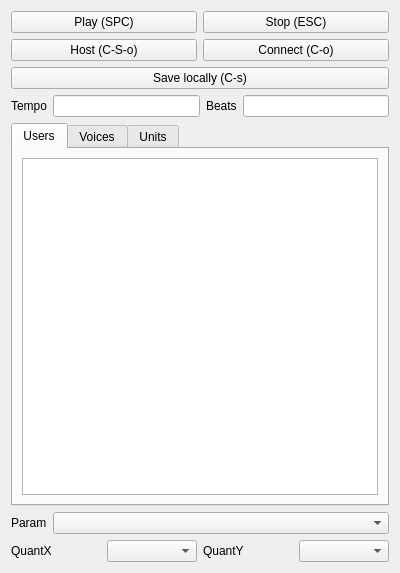
Old version of the form src/editor/SideMenu.ui in the repository yuxshao/ptcollab.
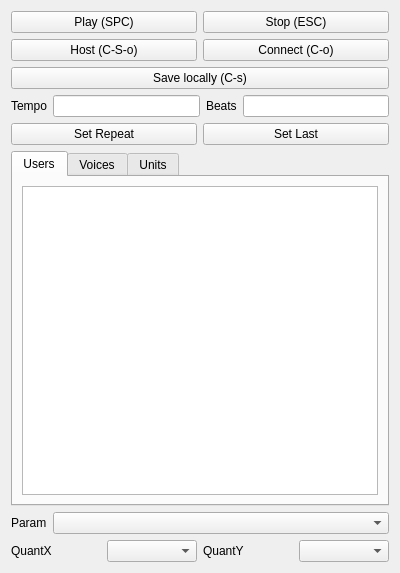
New version of the form. Icons and pictures are not drawn.

```diff
--- a/src/editor/SideMenu.ui
+++ b/src/editor/SideMenu.ui
@@ -110,6 +110,30 @@
      </item>
     </layout>
    </item>
+   <item>
+    <layout class="QHBoxLayout" name="horizontalLayout_9">
+     <item>
+      <widget class="QPushButton" name="setRepeatBtn">
+       <property name="focusPolicy">
+        <enum>Qt::NoFocus</enum>
+       </property>
+       <property name="text">
+        <string>Set Repeat</string>
+       </property>
+      </widget>
+     </item>
+     <item>
+      <widget class="QPushButton" name="setLastBtn">
+       <property name="focusPolicy">
+        <enum>Qt::NoFocus</enum>
+       </property>
+       <property name="text">
+        <string>Set Last</string>
+       </property>
+      </widget>
+     </item>
+    </layout>
+   </item>
    <item>
     <widget class="QTabWidget" name="tabWidget">
      <property name="currentIndex">
```
